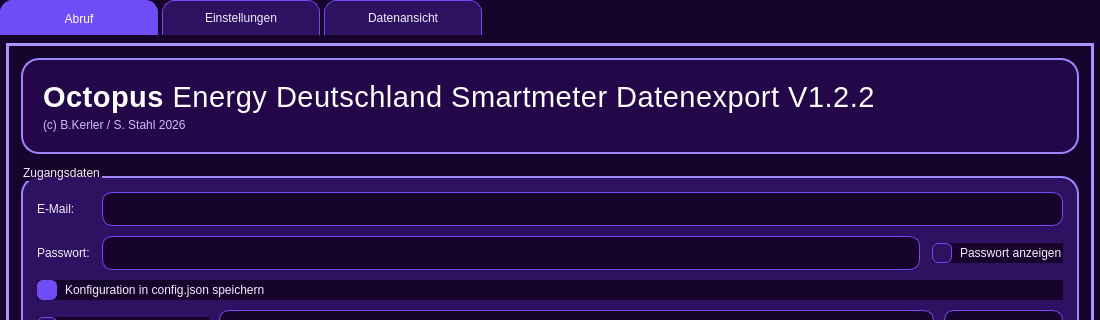
bkerler/octopusdetool, file octopusdetool/octopusdetool_gui.ui: the form before one commit; both pictures show x 0 to 1100 and y 0 to 320 of the 1100 by 860 pixel window.
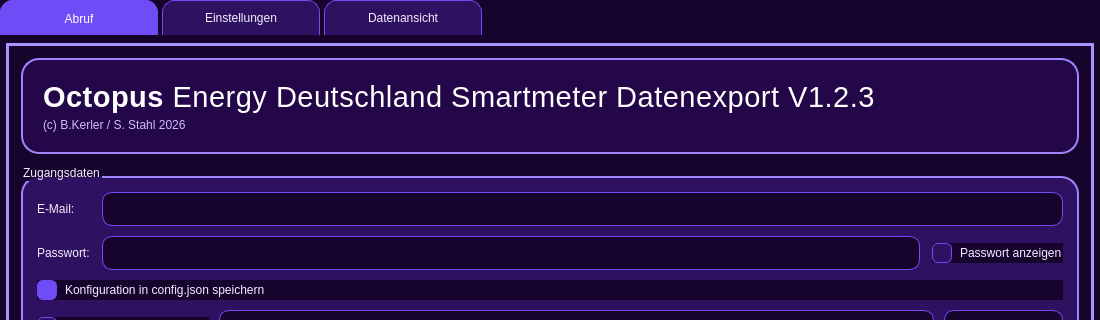
The form after the commit.

The edit to the form file:
```diff
--- a/octopusdetool/octopusdetool_gui.ui
+++ b/octopusdetool/octopusdetool_gui.ui
@@ -533,7 +533,7 @@
               <item>
                <widget class="QLabel" name="heroTitleLabel">
                 <property name="text">
-                 <string>&lt;html&gt;&lt;head/&gt;&lt;body&gt;&lt;p&gt;&lt;span style=&quot;font-family:'Ubuntu Sans'; font-size:22pt; font-weight:700; color:#ffffff;&quot;&gt;Octopus&lt;/span&gt;&lt;span style=&quot;font-family:'Ubuntu Sans'; font-size:22pt; font-weight:300; color:#ffffff;&quot;&gt; Energy Deutschland Smartmeter Datenexport V1.2.2&lt;/span&gt;&lt;/p&gt;&lt;/body&gt;&lt;/html&gt;</string>
+                 <string>&lt;html&gt;&lt;head/&gt;&lt;body&gt;&lt;p&gt;&lt;span style=&quot;font-family:'Ubuntu Sans'; font-size:22pt; font-weight:700; color:#ffffff;&quot;&gt;Octopus&lt;/span&gt;&lt;span style=&quot;font-family:'Ubuntu Sans'; font-size:22pt; font-weight:300; color:#ffffff;&quot;&gt; Energy Deutschland Smartmeter Datenexport V1.2.3&lt;/span&gt;&lt;/p&gt;&lt;/body&gt;&lt;/html&gt;</string>
                 </property>
                 <property name="wordWrap">
                  <bool>true</bool>
```
Left out of the diff: 2 changed lines with no effect on the pictures.
